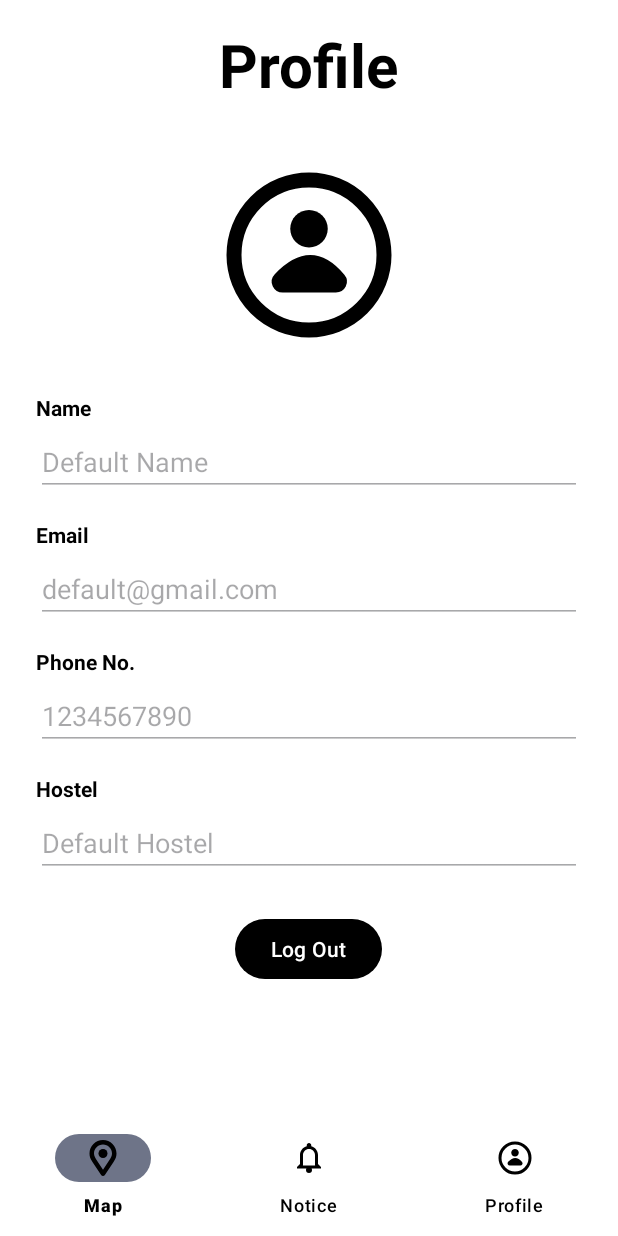
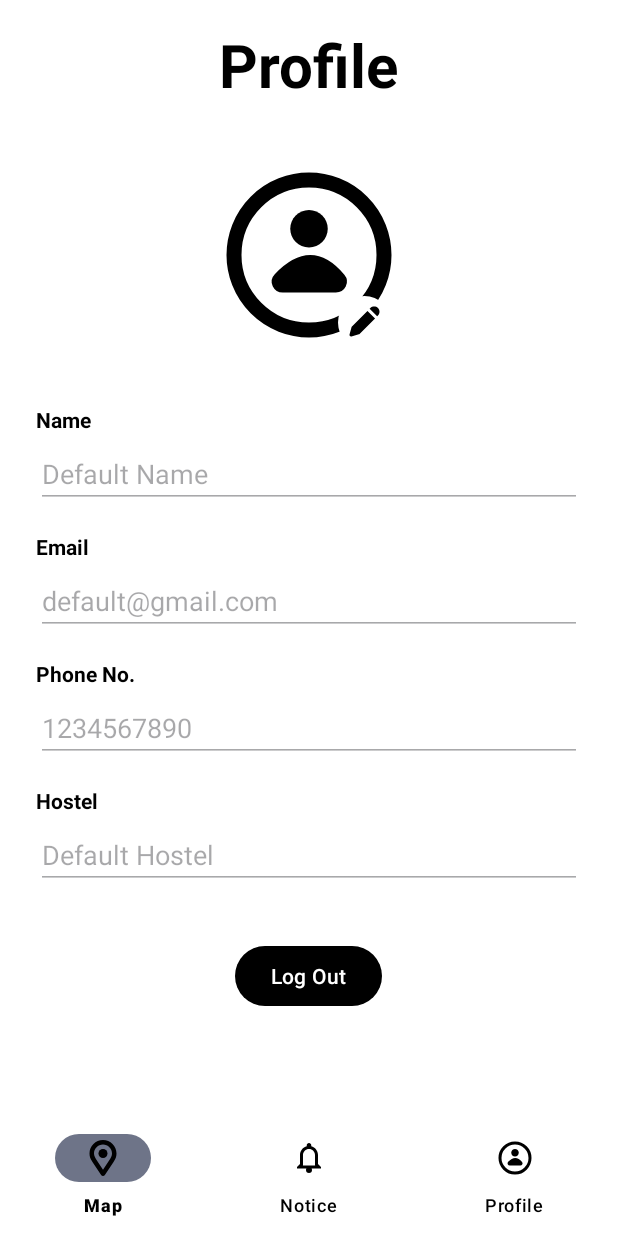
Before and after one commit to GDSC-NIT-Calicut/nitc_bus_tracker_frontend, an Android app: the fragment StudentProfileFragment placed in its activity, on a phone screen of 412 x 824 dp. Run offline under Robolectric (Android 15) with nearby library versions, the phone set to English and light mode, and no system bars; network calls fail; 3 statements that could not run were skipped.

Commit message:
app: Allow users to edit their profile - We are humans. Mistakes happen.So provide users a chance to fix their mistakes

```diff
--- a/app/src/main/java/com/gdsc/nitcbustracker/data/network/ApiService.kt
+++ b/app/src/main/java/com/gdsc/nitcbustracker/data/network/ApiService.kt
@@ -3,6 +3,7 @@ package com.gdsc.nitcbustracker.data.network
 import com.gdsc.nitcbustracker.data.model.Bus
 import com.gdsc.nitcbustracker.data.model.BusLocation
 import com.gdsc.nitcbustracker.data.model.BusStatus
+import com.gdsc.nitcbustracker.data.model.EditRequest
 import com.gdsc.nitcbustracker.data.model.GenericResponse
 import com.gdsc.nitcbustracker.data.model.LoginRequest
 import com.gdsc.nitcbustracker.data.model.LoginResponse
@@ -64,6 +65,9 @@ interface ApiService {
     @POST("/api/user/complete-registration")
     suspend fun completeRegistration(@Body request: RegisterRequest): Response<GenericResponse>
 
+    @POST("/api/user/edit-profile")
+    suspend fun editProfile(@Body editRequest: EditRequest): Response<GenericResponse>
+
     @GET("/api/user/exists")
     suspend fun checkUserExists(@Query("email") email: String): Response<Map<String, Boolean>>
 
--- /dev/null
+++ b/app/src/main/res/drawable/ic_edit_icon.xml
@@ -0,0 +1,15 @@
+<vector xmlns:android="http://schemas.android.com/apk/res/android"
+    android:width="35dp"
+    android:height="35dp"
+    android:viewportWidth="100"
+    android:viewportHeight="100">
+  <path
+      android:pathData="M50,50m-50,0a50,50 0,1 1,100 0a50,50 0,1 1,-100 0"
+      android:fillColor="#ffffff"/>
+  <path
+      android:pathData="M64.36,20.44C65.58,19.93 66.9,19.67 68.23,19.67C69.55,19.67 70.87,19.93 72.09,20.44C73.32,20.94 74.43,21.69 75.37,22.63C76.31,23.57 77.06,24.68 77.56,25.91C78.07,27.13 78.33,28.45 78.33,29.78C78.33,31.1 78.07,32.42 77.56,33.64C77.06,34.87 76.31,35.98 75.37,36.92L73.9,38.39L59.61,24.1L61.08,22.63C62.02,21.69 63.13,20.94 64.36,20.44Z"
+      android:fillColor="#000000"/>
+  <path
+      android:pathData="M55.6,28.1L26.35,57.35C26.01,57.7 25.75,58.13 25.62,58.61L21.77,72.75C21.5,73.74 21.78,74.78 22.5,75.5C23.22,76.22 24.26,76.5 25.25,76.23L39.39,72.38C39.87,72.25 40.3,71.99 40.65,71.65L69.9,42.4L55.6,28.1Z"
+      android:fillColor="#000000"/>
+</vector>
--- a/app/src/main/res/layout/fragment_student_profile.xml
+++ b/app/src/main/res/layout/fragment_student_profile.xml
@@ -27,17 +27,36 @@
             android:textSize="40sp"
             android:textColor="#000000" />
 
+        <FrameLayout
+            android:layout_width="wrap_content"
+            android:layout_marginBottom="32dp"
+            android:layout_height="wrap_content">
+
             <!-- Profile Image Placeholder -->
             <com.google.android.material.imageview.ShapeableImageView
                 android:id="@+id/profile_student_image"
                 android:layout_width="120dp"
                 android:layout_height="120dp"
-            android:layout_marginBottom="32dp"
+                android:layout_marginBottom="8dp"
                 android:layout_gravity="center"
                 android:layout_marginTop="8dp"
                 android:contentDescription="TODO"
                 android:scaleType="centerCrop"
+                android:src="@drawable/empty_profile_pic"
                 app:shapeAppearanceOverlay="@style/RoundedImage" />
+
+            <ImageView
+                android:clickable="true"
+                android:id="@+id/edit_icon"
+                android:contentDescription="edit_icon"
+                android:focusable="true"
+                android:padding="5dp"
+                android:layout_width="wrap_content"
+                android:layout_height="wrap_content"
+                android:layout_gravity="bottom|end"
+                android:foregroundGravity="bottom"
+                android:src="@drawable/ic_edit_icon" />
+        </FrameLayout>
 
         <!-- Name -->
         <TextView
@@ -49,6 +68,7 @@
             android:layout_marginBottom="4dp" />
 
         <EditText
+            android:singleLine="true"
             android:hint="Default Name"
             android:textColor="@color/black"
             android:id="@+id/profile_student_name"
@@ -67,6 +87,7 @@
             android:layout_marginBottom="4dp" />
 
         <EditText
+            android:singleLine="true"
             android:textColor="@color/black"
             android:id="@+id/profile_student_email"
             android:layout_width="match_parent"
@@ -85,6 +106,7 @@
             android:layout_marginBottom="4dp" />
 
         <EditText
+            android:singleLine="true"
             android:textColor="@color/black"
             android:id="@+id/profile_student_phone_no"
             android:layout_width="match_parent"
@@ -103,6 +125,7 @@
             android:layout_marginBottom="4dp" />
 
         <EditText
+            android:singleLine="true"
             style="@style/ThemeOverlay.Material3.TextInputEditText"
             android:textColor="@color/black"
             android:id="@+id/profile_student_hostel"
@@ -112,13 +135,29 @@
             android:enabled="false"
             android:layout_marginBottom="24dp" />
 
+        <FrameLayout
+            android:layout_marginTop="10dp"
+            android:layout_width="match_parent"
+            android:layout_height="match_parent">
+
             <com.google.android.material.button.MaterialButton
                 android:id="@+id/logout_student_button"
                 android:layout_width="wrap_content"
                 android:layout_height="wrap_content"
                 android:text="Log Out"
-            android:layout_marginBottom="24dp"
                 android:layout_gravity="center" />
+
+            <com.google.android.material.button.MaterialButton
+                android:id="@+id/save_student_button"
+                android:layout_width="wrap_content"
+                android:layout_height="wrap_content"
+                android:layout_gravity="center"
+                android:text="Save"
+                android:visibility="invisible" />
+
+        </FrameLayout>
+
+
 
     </LinearLayout>
 </ScrollView>
```
Also changed, not shown: app/src/main/java/com/gdsc/nitcbustracker/StudentProfileFragment.kt (+54 -0 lines), app/src/main/java/com/gdsc/nitcbustracker/data/model/EditRequest.kt (added, +8 -0 lines). Lines whose indentation alone changed are shown as unchanged.
